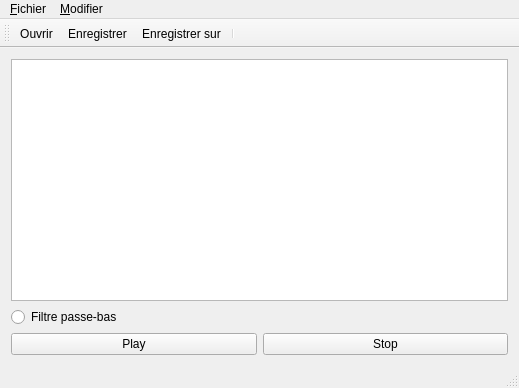
The window that Music/music.ui (Asifadam93/FiltreMusical) describes before a commit, drawn with Qt 5.
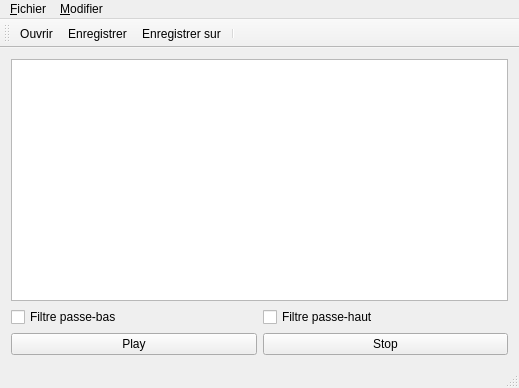
The same window after the commit. Icons and pictures are not drawn.

Diff of the .ui file:
```diff
--- a/Music/music.ui
+++ b/Music/music.ui
@@ -22,13 +22,6 @@
       </property>
      </widget>
     </item>
-    <item row="1" column="0">
-     <widget class="QRadioButton" name="radioButtonFiltre">
-      <property name="text">
-       <string>Filtre passe-bas</string>
-      </property>
-     </widget>
-    </item>
     <item row="2" column="0">
      <widget class="QPushButton" name="pushButtonPlay">
       <property name="text">
@@ -43,6 +36,20 @@
       </property>
      </widget>
     </item>
+    <item row="1" column="0">
+     <widget class="QCheckBox" name="checkBox">
+      <property name="text">
+       <string>Filtre passe-bas</string>
+      </property>
+     </widget>
+    </item>
+    <item row="1" column="1">
+     <widget class="QCheckBox" name="checkBox_2">
+      <property name="text">
+       <string>Filtre passe-haut</string>
+      </property>
+     </widget>
+    </item>
    </layout>
   </widget>
   <widget class="QMenuBar" name="menuBar">
```
